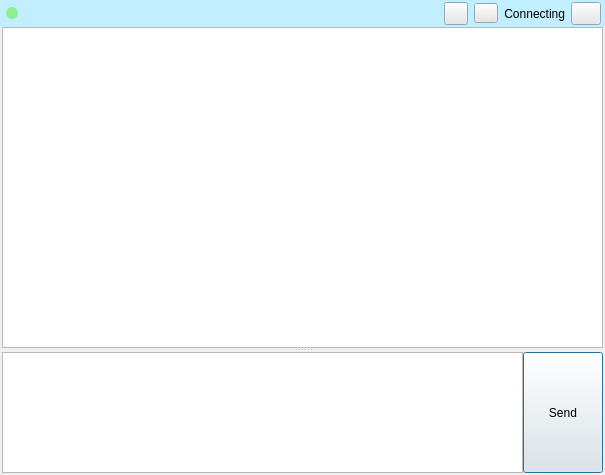
Above: examples/qt/chat.ui from meganz/MEGAchat before the change. Below: the same form after it.
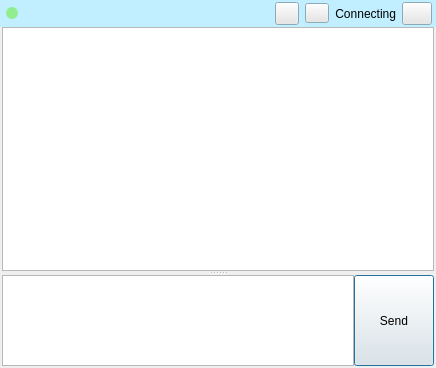
That is the form after the change. Icons and pictures are not drawn. Custom widgets are drawn as their Qt base class.

Patch:
```diff
--- a/examples/qt/chat.ui
+++ b/examples/qt/chat.ui
@@ -6,8 +6,8 @@
    <rect>
     <x>0</x>
     <y>0</y>
-    <width>605</width>
-    <height>475</height>
+    <width>436</width>
+    <height>368</height>
    </rect>
   </property>
   <property name="sizePolicy">
@@ -40,7 +40,7 @@
    </property>
    <item>
     <widget class="QWidget" name="mCentralWidget" native="true">
-     <layout class="QVBoxLayout" name="verticalLayout_3">
+     <layout class="QVBoxLayout" name="verticalLayout_3" stretch="0,1">
       <property name="spacing">
        <number>0</number>
       </property>
```
Left out of the diff: 20 changed lines with no effect on the pictures.
